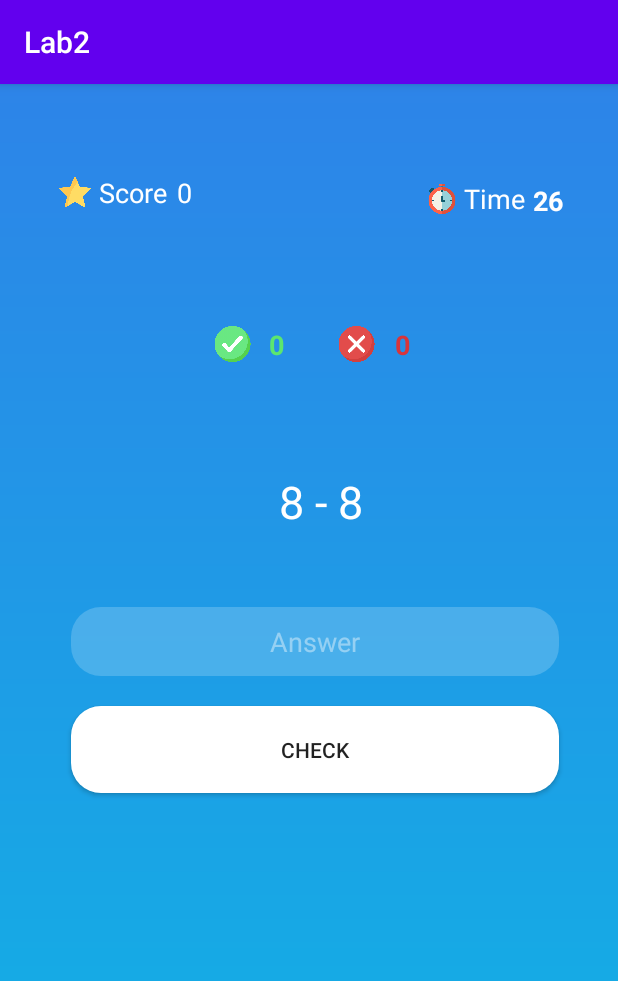
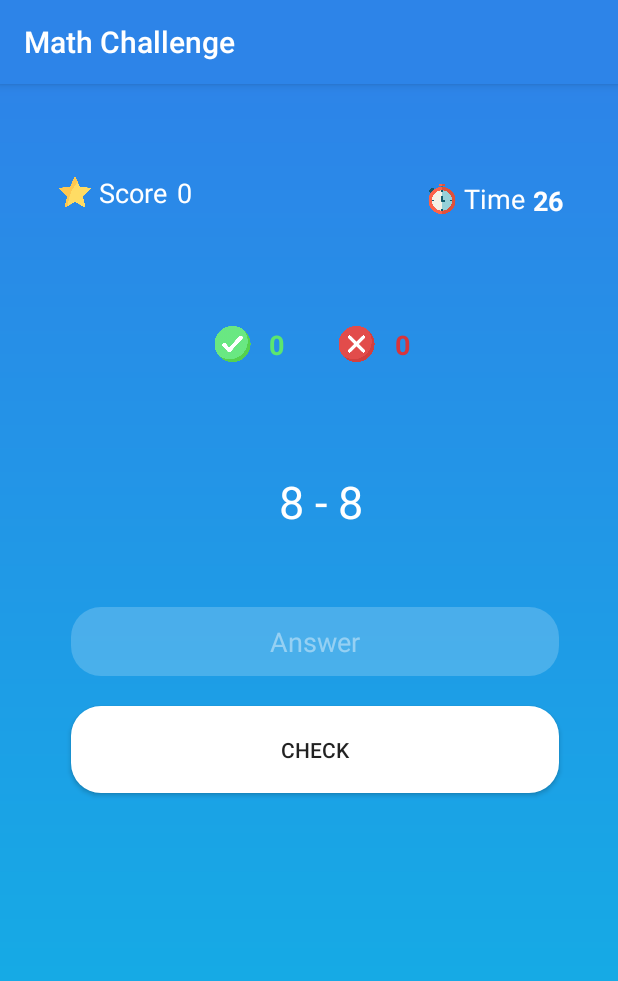
Before and after one commit to P09OB/Lab2, an Android app: the screen it shows after launch (MainActivity), on a phone screen of 412 x 824 dp. Shown: the top 981 px of the screen. Run offline under Robolectric (Android 15) with nearby library versions, the phone set to English and light mode, and no system bars.

```diff
--- a/app/src/main/res/values/colors.xml
+++ b/app/src/main/res/values/colors.xml
@@ -1,6 +1,6 @@
 <?xml version="1.0" encoding="utf-8"?>
 <resources>
-    <color name="colorPrimary">#6200EE</color>
-    <color name="colorPrimaryDark">#3700B3</color>
+    <color name="colorPrimary">#2D84E8</color>
+    <color name="colorPrimaryDark">#2D84E8</color>
     <color name="colorAccent">#03DAC5</color>
 </resources>
--- a/app/src/main/res/values/strings.xml
+++ b/app/src/main/res/values/strings.xml
@@ -1,3 +1,3 @@
 <resources>
-    <string name="app_name">Lab2</string>
+    <string name="app_name">Math Challenge</string>
 </resources>
```
